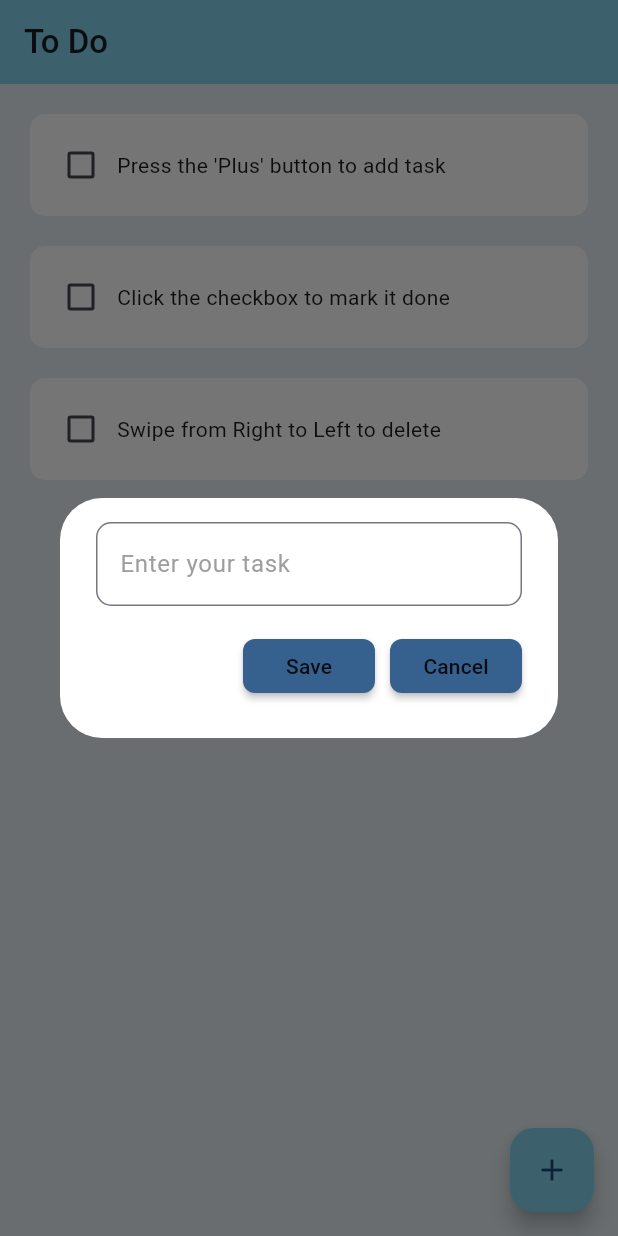
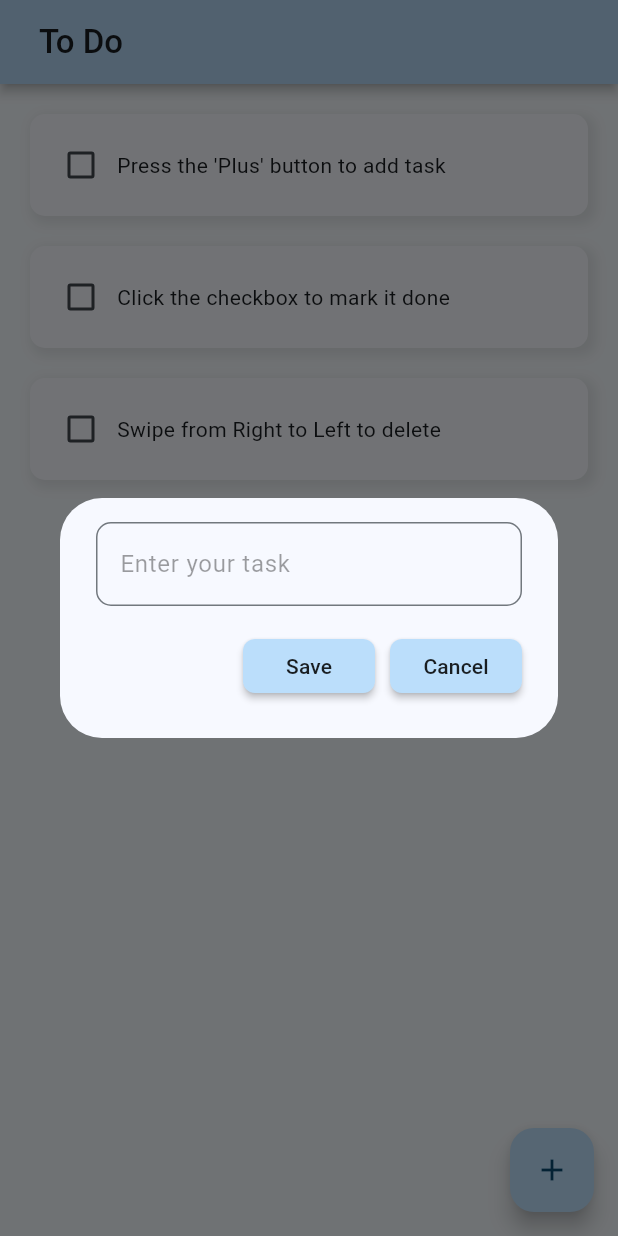
Before and after one commit to AarZoooo/todo-flutter, a Flutter app: the screen it shows after launch, after a tap on the "add" icon, on a phone screen of 412 x 824 dp. Run offline on Flutter 3.47's test engine with Material 3 defaults, Android fonts, the phone set to English and light mode, and no system bars; drawn by our look-alikes of flutter_slidable; our stand-ins replace hive, hive_flutter; accounts and stored records are empty.

Commit message:
theme separations, color corrections

```diff
--- a/lib/main.dart
+++ b/lib/main.dart
@@ -21,12 +21,15 @@ class MyApp extends StatelessWidget {
 
       theme: ThemeData(
         useMaterial3: true,
-        colorScheme: ColorScheme.fromSeed(seedColor: Colors.blue, brightness: Brightness.light)
+        colorScheme: ColorScheme.fromSeed(seedColor: Colors.blue.shade300, brightness: Brightness.light),
+        scaffoldBackgroundColor: const Color.fromARGB(255, 243, 248, 252)
       ),
 
       darkTheme: ThemeData(
         useMaterial3: true,
-        colorScheme: ColorScheme.fromSeed(seedColor: Colors.blue, brightness: Brightness.dark)
+        colorScheme: ColorScheme.fromSeed(seedColor: Colors.blue, brightness: Brightness.dark),
+        primaryColorLight: Colors.blue.shade300,
+        cardColor: const Color.fromARGB(255, 143, 199, 245).withAlpha(30)
       ),
     );
   }
--- a/lib/pages/homepage.dart
+++ b/lib/pages/homepage.dart
@@ -92,18 +92,23 @@ class _HomePageState extends State<HomePage> {
   Widget build(BuildContext context) {
     return Scaffold(
 
-      backgroundColor: const Color.fromARGB(255, 228, 238, 241),
+      backgroundColor: Theme.of(context).scaffoldBackgroundColor,
 
       appBar: AppBar(
-        title: const Text(
-          'To Do',
-          style: TextStyle(
-            fontWeight: FontWeight.w500
+        title: const Padding(
+          padding: EdgeInsets.only(left: 10.0),
+
+          child: Text(
+            'To Do',
+            style: TextStyle(
+              fontWeight: FontWeight.w500
+            ),
           ),
         ),
 
-        backgroundColor: const Color.fromARGB(255, 130, 211, 236),
-        elevation: 0,
+        backgroundColor: Theme.of(context).primaryColorLight,
+        elevation: 3,
+        shadowColor: Theme.of(context).shadowColor,
       ),
 
       body: ListView.builder(
@@ -123,7 +128,7 @@ class _HomePageState extends State<HomePage> {
           createNewTask();
         },
 
-        backgroundColor: const Color.fromARGB(255, 130, 211, 236),
+        backgroundColor: Theme.of(context).primaryColorLight,
 
         child: const Icon(Icons.add),
       ),
--- a/lib/util/dialog_box.dart
+++ b/lib/util/dialog_box.dart
@@ -17,7 +17,7 @@ class DialogBox extends StatelessWidget {
   @override
   Widget build(BuildContext context) {
     return AlertDialog(
-      backgroundColor: Colors.white,
+      backgroundColor: Theme.of(context).dialogBackgroundColor,
 
       content: SizedBox(
         height: 120,
@@ -34,10 +34,10 @@ class DialogBox extends StatelessWidget {
               decoration: InputDecoration(
                 border: OutlineInputBorder(borderRadius: BorderRadius.circular(10)),
                 hintText: 'Enter your task',
-                hintStyle: const TextStyle(color: Colors.grey),
-                focusedBorder: const OutlineInputBorder(
-                  borderRadius: BorderRadius.all(Radius.circular(10)),
-                  borderSide: BorderSide(color: Colors.black))
+                hintStyle: TextStyle(color: Theme.of(context).disabledColor),
+                focusedBorder: OutlineInputBorder(
+                  borderRadius: const BorderRadius.all(Radius.circular(10)),
+                  borderSide: BorderSide(color: Theme.of(context).dividerColor))
               ),
 
             ),
--- a/lib/util/my_button.dart
+++ b/lib/util/my_button.dart
@@ -15,7 +15,7 @@ class MyButton extends StatelessWidget {
   Widget build(BuildContext context) {
     return MaterialButton(
       onPressed: onPressed,
-      color: Theme.of(context).primaryColor,
+      color: Theme.of(context).primaryColorLight,
       shape: RoundedRectangleBorder(borderRadius: BorderRadius.circular(8)),
       child: Text(text),
     );
--- a/lib/util/todo_tile.dart
+++ b/lib/util/todo_tile.dart
@@ -29,12 +29,14 @@ class TodoTile extends StatelessWidget {
 
       child: Slidable(
         endActionPane: ActionPane(
+          extentRatio: 0.2,
           motion: const StretchMotion(),
           children: [
             SlidableAction(
               onPressed: deleteFunction,
               icon: Icons.delete,
-              backgroundColor: Colors.red.shade300,
+              foregroundColor: Colors.red.shade300,
+              backgroundColor: Theme.of(context).scaffoldBackgroundColor,
               borderRadius: BorderRadius.circular(10),
             ),
           ]
@@ -44,8 +46,16 @@ class TodoTile extends StatelessWidget {
           padding: const EdgeInsets.all(10),
 
           decoration: BoxDecoration(
-            color: Colors.white,
+            color: Theme.of(context).cardColor,
             borderRadius: BorderRadius.circular(10),
+            boxShadow: [
+              BoxShadow(
+                color: Theme.of(context).shadowColor.withAlpha(20),
+                spreadRadius: 2,                     // How far the shadow spreads
+                blurRadius: 6,                      // Softness of the shadow
+                offset: Offset(3, 3),                // Shadow position (x, y)
+              )
+            ]
           ),
 
           child: Row(
@@ -54,15 +64,21 @@ class TodoTile extends StatelessWidget {
                 value: taskCompleted,
                 onChanged: onChanged,
 
-                activeColor: const Color.fromARGB(255, 130, 211, 236),
+                activeColor: Theme.of(context).primaryColor,
               ),
 
               Text(
                 taskName,
                 style: TextStyle(
                   decoration: taskCompleted
-                  ? TextDecoration.lineThrough
-                  : TextDecoration.none,
+                    ? TextDecoration.lineThrough
+                    : TextDecoration.none,
+
+                  color: taskCompleted
+                    ? Theme.of(context).disabledColor
+                    : Theme.of(context).textTheme.bodySmall?.color,
+
+                  decorationColor: Theme.of(context).disabledColor,
                 ),
               ),
             ],
```
Also changed, not shown: assets/icon/logo.png.
